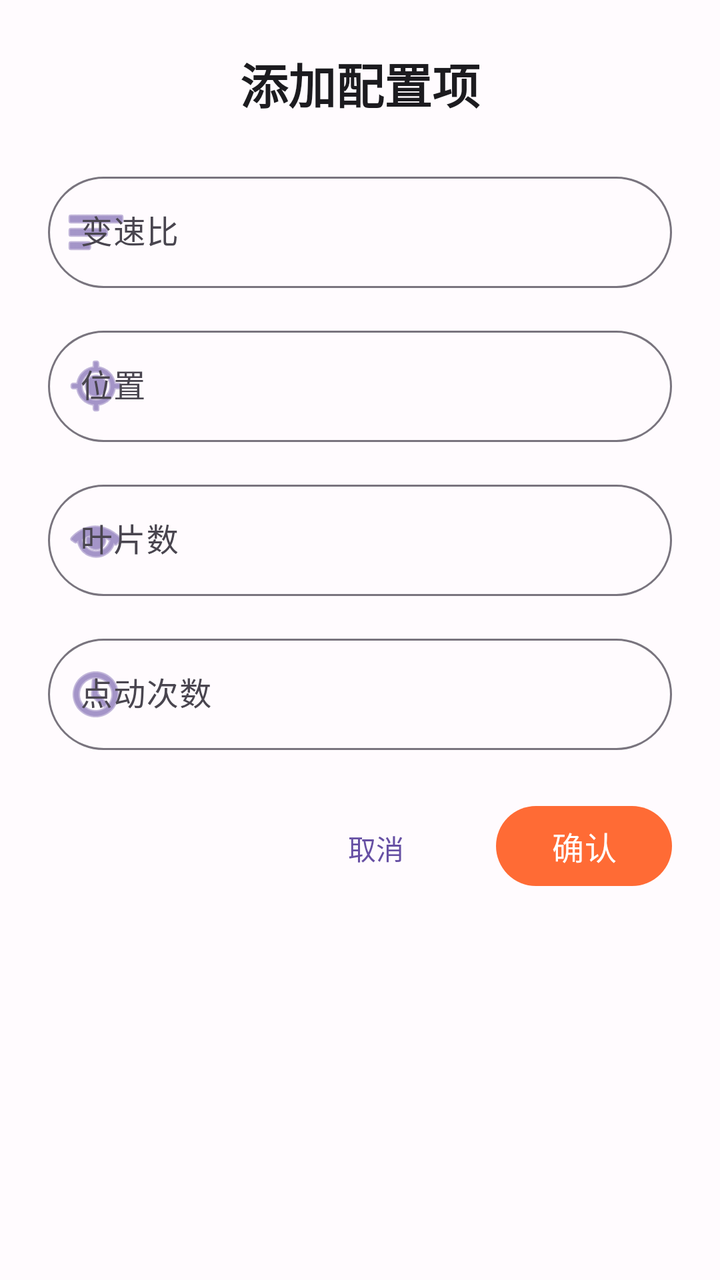
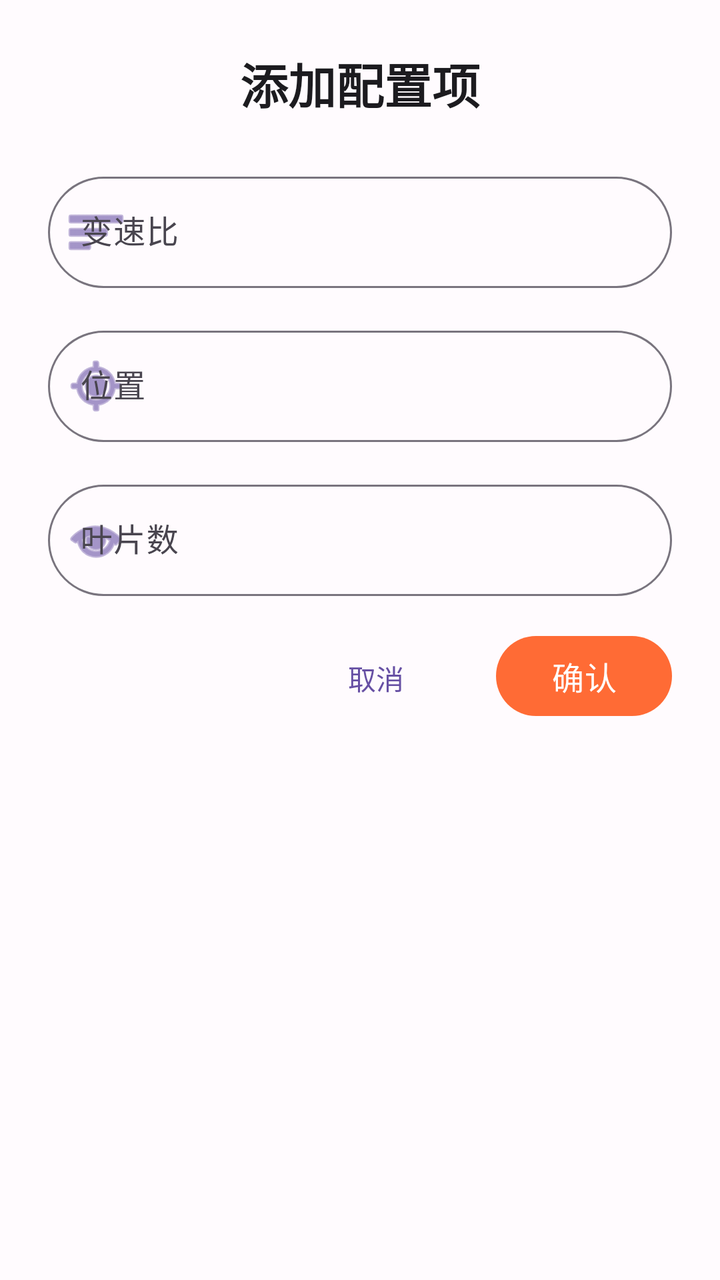

Compare the two renders of this Android layout. The source of the first and the diff that turns it into the second are given below.
<!-- AndroidManifest.xml: another module's application theme Theme.DeviceControl -->
<!-- res/layout/dialog_config_item.xml -->
<?xml version="1.0" encoding="utf-8"?>
<androidx.core.widget.NestedScrollView xmlns:android="http://schemas.android.com/apk/res/android"
    xmlns:app="http://schemas.android.com/apk/res-auto"
    android:layout_width="match_parent"
    android:layout_height="wrap_content"
    android:maxHeight="600dp"
    android:fillViewport="true"
    android:background="@color/surface">

<LinearLayout
    android:layout_width="match_parent"
    android:layout_height="wrap_content"
    android:orientation="vertical"
    android:padding="@dimen/dialog_padding">

    
    <TextView
        android:id="@+id/tvDialogTitle"
        android:layout_width="match_parent"
        android:layout_height="wrap_content"
        android:text="添加配置项"
        android:textSize="24sp"
        android:textStyle="bold"
        android:textColor="@color/on_surface"
        android:fontFamily="sans-serif-medium"
        android:gravity="center"
        android:layout_marginBottom="@dimen/spacing_large" />

    
    <com.google.android.material.textfield.TextInputLayout
        android:id="@+id/tilGearRatio"
        android:layout_width="match_parent"
        android:layout_height="wrap_content"
        android:layout_marginBottom="@dimen/spacing_medium"
        style="@style/Widget.Material3.TextInputLayout.OutlinedBox"
        android:hint="@string/gear_ratio"
        app:boxCornerRadiusTopStart="@dimen/button_corner_radius"
        app:boxCornerRadiusTopEnd="@dimen/button_corner_radius"
        app:boxCornerRadiusBottomStart="@dimen/button_corner_radius"
        app:boxCornerRadiusBottomEnd="@dimen/button_corner_radius"
        app:startIconDrawable="@android:drawable/ic_menu_sort_by_size"
        app:startIconTint="@color/primary">

        <com.google.android.material.textfield.TextInputEditText
            android:id="@+id/etGearRatio"
            android:layout_width="match_parent"
            android:layout_height="wrap_content"
            android:inputType="numberDecimal|numberSigned"
            android:imeOptions="actionNext"
            android:minHeight="@dimen/button_height_compact" />
    </com.google.android.material.textfield.TextInputLayout>

    
    <com.google.android.material.textfield.TextInputLayout
        android:layout_width="match_parent"
        android:layout_height="wrap_content"
        android:layout_marginBottom="@dimen/spacing_medium"
        style="@style/Widget.Material3.TextInputLayout.OutlinedBox"
        android:hint="@string/position"
        app:boxCornerRadiusTopStart="@dimen/button_corner_radius"
        app:boxCornerRadiusTopEnd="@dimen/button_corner_radius"
        app:boxCornerRadiusBottomStart="@dimen/button_corner_radius"
        app:boxCornerRadiusBottomEnd="@dimen/button_corner_radius"
        app:startIconDrawable="@android:drawable/ic_menu_mylocation"
        app:startIconTint="@color/primary">

        <com.google.android.material.textfield.TextInputEditText
            android:id="@+id/etPosition"
            android:layout_width="match_parent"
            android:layout_height="wrap_content"
            android:inputType="text"
            android:imeOptions="actionNext"
            android:minHeight="@dimen/button_height_compact" />
    </com.google.android.material.textfield.TextInputLayout>

    
    <com.google.android.material.textfield.TextInputLayout
        android:layout_width="match_parent"
        android:layout_height="wrap_content"
        android:layout_marginBottom="@dimen/spacing_medium"
        style="@style/Widget.Material3.TextInputLayout.OutlinedBox"
        android:hint="@string/blade_count"
        app:boxCornerRadiusTopStart="@dimen/button_corner_radius"
        app:boxCornerRadiusTopEnd="@dimen/button_corner_radius"
        app:boxCornerRadiusBottomStart="@dimen/button_corner_radius"
        app:boxCornerRadiusBottomEnd="@dimen/button_corner_radius"
        app:startIconDrawable="@android:drawable/ic_menu_view"
        app:startIconTint="@color/primary">

        <com.google.android.material.textfield.TextInputEditText
            android:id="@+id/etBladeCount"
            android:layout_width="match_parent"
            android:layout_height="wrap_content"
            android:inputType="number"
            android:imeOptions="actionNext"
            android:minHeight="@dimen/button_height_compact" />
    </com.google.android.material.textfield.TextInputLayout>

    
    <com.google.android.material.textfield.TextInputLayout
        android:layout_width="match_parent"
        android:layout_height="wrap_content"
        android:layout_marginBottom="@dimen/spacing_large"
        style="@style/Widget.Material3.TextInputLayout.OutlinedBox"
        android:hint="@string/jog_count"
        app:boxCornerRadiusTopStart="@dimen/button_corner_radius"
        app:boxCornerRadiusTopEnd="@dimen/button_corner_radius"
        app:boxCornerRadiusBottomStart="@dimen/button_corner_radius"
        app:boxCornerRadiusBottomEnd="@dimen/button_corner_radius"
        app:startIconDrawable="@android:drawable/ic_menu_recent_history"
        app:startIconTint="@color/primary">

        <com.google.android.material.textfield.TextInputEditText
            android:id="@+id/etJogCount"
            android:layout_width="match_parent"
            android:layout_height="wrap_content"
            android:inputType="number"
            android:imeOptions="actionDone"
            android:minHeight="@dimen/button_height_compact" />
    </com.google.android.material.textfield.TextInputLayout>

    
    <LinearLayout
        android:layout_width="match_parent"
        android:layout_height="wrap_content"
        android:orientation="horizontal"
        android:gravity="end">

        <com.google.android.material.button.MaterialButton
            android:id="@+id/btnCancel"
            android:layout_width="wrap_content"
            android:layout_height="@dimen/button_height_compact"
            android:text="@string/cancel"
            style="@style/Widget.Material3.Button.TextButton"
            android:layout_marginEnd="@dimen/spacing_medium" />

        <com.google.android.material.button.MaterialButton
            android:id="@+id/btnConfirm"
            android:layout_width="wrap_content"
            android:layout_height="@dimen/button_height_compact"
            android:text="@string/confirm"
            android:visibility="visible"
            android:enabled="true"
            style="@style/AccentButton" />
    </LinearLayout>

</LinearLayout>
</androidx.core.widget.NestedScrollView>
<!-- resources referenced by this layout -->
<resources>
  <color name="on_surface">#1C1B1F</color>
  <color name="primary">#6750A4</color>
  <color name="surface">#FFFBFE</color>
  <dimen name="button_corner_radius">28dp</dimen>
  <dimen name="button_height_compact">48dp</dimen>
  <dimen name="dialog_padding">24dp</dimen>
  <dimen name="spacing_large">24dp</dimen>
  <dimen name="spacing_medium">16dp</dimen>
  <string name="blade_count">叶片数</string>
  <string name="cancel">取消</string>
  <string name="confirm">确认</string>
  <string name="gear_ratio">变速比</string>
  <string name="jog_count">点动次数</string>
  <string name="position">位置</string>
  <style name="AccentButton" parent="PrimaryButton">
          <item name="backgroundTint">@color/accent_orange</item>
          <item name="android:textColor">@color/on_accent_orange</item>
      </style>
  <style name="PrimaryButton" parent="Widget.Material3.Button">
          <item name="android:layout_height">@dimen/button_height</item>
          <item name="android:minHeight">@dimen/button_height</item>
          <item name="cornerRadius">@dimen/button_corner_radius</item>
          <item name="android:textAllCaps">false</item>
          <item name="android:textSize">16sp</item>
          <item name="android:fontFamily">sans-serif-medium</item>
      </style>
  <color name="accent_orange">#FF6B35</color>
  <color name="on_accent_orange">#FFFFFF</color>
  <color name="on_primary">#FFFFFF</color>
  <color name="primary_container">#EADDFF</color>
  <color name="on_primary_container">#21005D</color>
  <color name="secondary">#625B71</color>
  <color name="on_secondary">#FFFFFF</color>
  <color name="secondary_container">#E8DEF8</color>
  <color name="on_secondary_container">#1D192B</color>
  <color name="tertiary">#7D5260</color>
  <color name="on_tertiary">#FFFFFF</color>
  <color name="tertiary_container">#FFD8E4</color>
  <color name="on_tertiary_container">#31111D</color>
  <color name="error">#BA1A1A</color>
  <color name="on_error">#FFFFFF</color>
  <color name="error_container">#FFDAD6</color>
  <color name="on_error_container">#410002</color>
  <color name="background">#FFFBFE</color>
  <color name="on_background">#1C1B1F</color>
  <color name="surface_variant">#E7E0EC</color>
  <color name="on_surface_variant">#49454F</color>
  <dimen name="button_height">56dp</dimen>
  <!-- unchanged entries left out for length: 1 -->
</resources>

<!-- the commit's change to res/layout/dialog_config_item.xml (unified diff, before → after) -->
@@ -98,9 +98,11 @@
 
     
     <com.google.android.material.textfield.TextInputLayout
+        android:id="@+id/tilJogCount"
         android:layout_width="match_parent"
         android:layout_height="wrap_content"
         android:layout_marginBottom="@dimen/spacing_large"
+        android:visibility="gone"
         style="@style/Widget.Material3.TextInputLayout.OutlinedBox"
         android:hint="@string/jog_count"
         app:boxCornerRadiusTopStart="@dimen/button_corner_radius"
